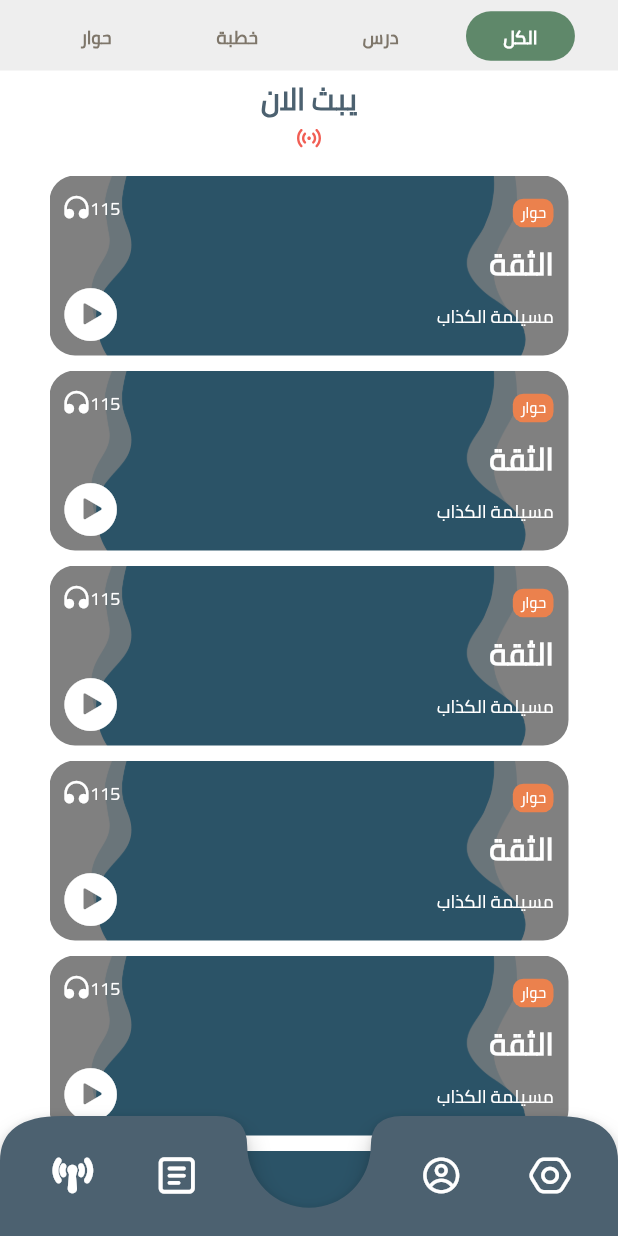
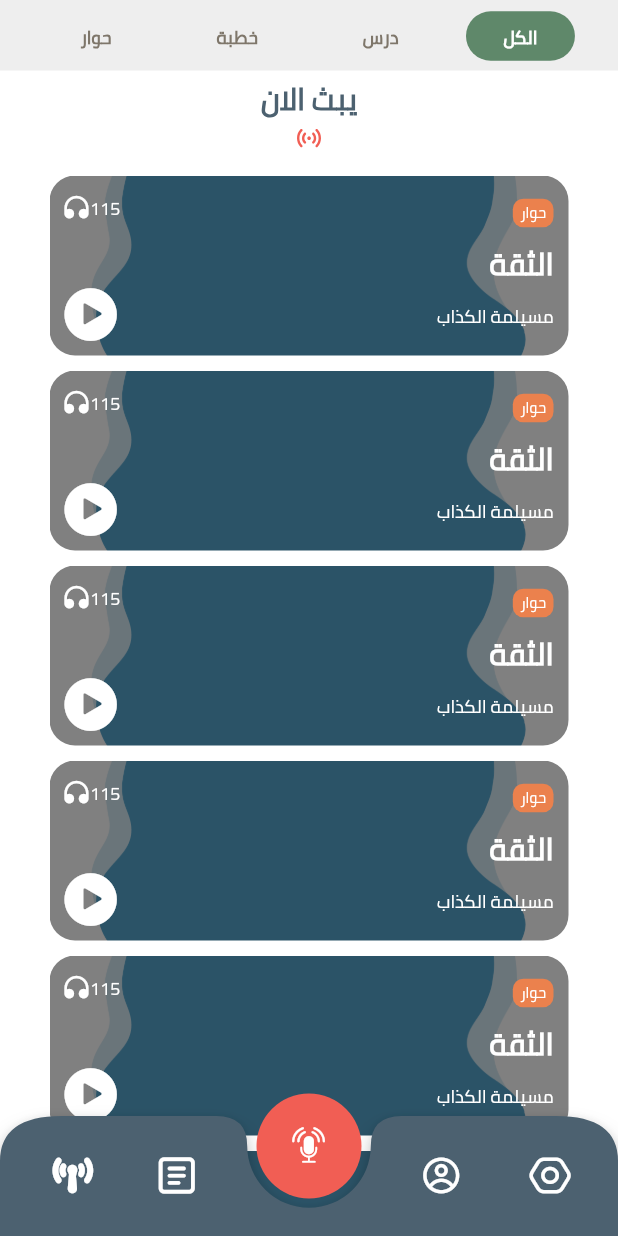
Before and after one commit to Danzo7/minbar, a Flutter app: the screen it shows after launch, on a phone screen of 412 x 824 dp. Run offline on Flutter 3.47's test engine with Material 2 defaults, Android fonts, the phone set to English and light mode, and no system bars; drawn by our look-alikes of auto_size_text, pull_to_refresh, scroll_to_index; our stand-ins replace carousel_slider, flare_flutter, flutter_svg, get_it, marquee, timeago; missing offline and left inert: auto_size_text_field, flutter_sliding_up_panel, snap_scroll_physics.

Commit message:
add comment sheet to broadcast page and more

```diff
--- a/lib/components/screens/broadcast/broadcast_screen.dart
+++ b/lib/components/screens/broadcast/broadcast_screen.dart
@@ -15,7 +15,7 @@ class _BroadcastScreenState extends State<BroadcastScreen> {
   Widget build(BuildContext context) {
     return MinbarScaffold(
       hasBottomNavigationBar: false,
-      body: BroadcastPage(MediaQuery.of(context).size.height),
+      body: BroadcastPage(),
     );
   }
 }
--- a/lib/components/screens/master_screen/master_screen.dart
+++ b/lib/components/screens/master_screen/master_screen.dart
@@ -1,28 +1,87 @@
+import 'package:flutter/cupertino.dart';
 import 'package:flutter/material.dart';
+import 'package:marquee/marquee.dart';
 import 'package:minbar_fl/components/screens/broadcast/Broadcast_page.dart';
+import 'package:minbar_fl/components/screens/master_screen/minbar_bottom_sheet.dart';
 import 'package:minbar_fl/components/theme/default_colors.dart';
 import 'package:minbar_fl/components/theme/default_theme.dart';
 import 'package:minbar_fl/components/widgets/buttons/buttons.dart';
+import 'package:minbar_fl/components/widgets/misc/minbar_scaffold.dart';
+import 'package:minbar_fl/components/widgets/text_play.dart';
 import 'package:minbar_fl/misc/page_navigation.dart';
 
 import 'pages/pages.dart';
 export 'pages/pages.dart';
 
 class MasterScreen extends StatelessWidget {
-  const MasterScreen({Key? key}) : super(key: key);
+  final MinbarBottomSheetController controller = MinbarBottomSheetController();
 
+  MasterScreen({Key? key}) : super(key: key);
   Widget build(BuildContext context) {
-    return Stack(
-      children: [
-        Scaffold(
-          body: PageNavigation(pages: {
+    return MinbarScaffold(
+      hasDrawer: true,
+      body: Stack(
+        alignment: AlignmentDirectional.bottomCenter,
+        children: [
+          PageNavigation(pages: {
             BroadcastsPage.route: BroadcastsPage(),
             HomePage.route: HomePage(),
             ProfilePage.route: ProfilePage(),
             SettingsScreen.route: SettingsScreen(),
           }),
-        ),
-      ],
+          startBroadcasting(),
+          MinbarBottomSheet(
+            radiusWhenNotExpanded: 44,
+            allowSlideInExpanded: false,
+            controller: controller,
+            child: BroadcastPage(controller: controller),
+            minHeight: 500,
+          )
+        ],
+      ),
     );
   }
+
+  Container currentlyListeningField() {
+    return Container(
+      alignment: Alignment.bottomCenter,
+      padding: const EdgeInsets.only(bottom: 30),
+      child: Wrap(
+        children: [
+          FlatIconButton(
+            backgroundColor: DColors.blueGray,
+            icon: Icon(SodaIcons.listening, size: 24, color: DColors.white),
+            onTap: () => {},
+          ),
+          Column(mainAxisAlignment: MainAxisAlignment.end, children: [
+            TextPlay(
+                textAlign: TextAlign.center,
+                minFontSize: 10,
+                marquee: Marquee(
+                  showFadingOnlyWhenScrolling: true,
+                  fadingEdgeEndFraction: 0.1,
+                  text: "سوء الضنا الضنا الضنا",
+                  style: TextStyle(color: DColors.white, fontSize: 12),
+                  blankSpace: 50,
+                  velocity: 20.0,
+                )),
+            Divider(
+              color: DColors.white,
+              thickness: 2,
+            )
+          ])
+        ],
+      ),
+    );
+  }
+
+  Container startBroadcasting() {
+    return Container(
+        alignment: Alignment.bottomCenter,
+        padding: EdgeInsets.only(bottom: 25),
+        child: FlatIconButton(
+            onTap: () => controller.show(),
+            icon: Icon(SodaIcons.broadcast, size: 24, color: DColors.white),
+            backgroundColor: DColors.sadRed));
+  }
 }
--- a/lib/components/screens/master_screen/pages/broadcasts/broadcasts_page.dart
+++ b/lib/components/screens/master_screen/pages/broadcasts/broadcasts_page.dart
@@ -104,7 +104,7 @@ class _BroadcastsPageState extends State<BroadcastsPage> {
                     .map((e) => Container(
                         height: 113, width: 265, child: BroadcastBox(e)))
                     .toList()),
-            title: Text("الاكثر تفاعلا", style: DTextStyle.bg20s),
+            title: Text("الاكثر استماعا", style: DTextStyle.bg20s),
             minHeight: 0,
             maxHeight: 173,
           ),
@@ -138,5 +138,4 @@ class _BroadcastsPageState extends State<BroadcastsPage> {
       ),
     );
   }
-
 }
--- a/lib/components/screens/master_screen/pages/home/home_page.dart
+++ b/lib/components/screens/master_screen/pages/home/home_page.dart
@@ -43,7 +43,7 @@ class HomePage extends StatelessWidget {
                         .map((e) => Container(
                             height: 113, width: 265, child: BroadcastBox(e)))
                         .toList()),
-                title: Text("الاكثر تفاعلا", style: DTextStyle.bg20s),
+                title: Text("يبث الان", style: DTextStyle.bg20s),
                 minHeight: 0,
                 maxHeight: 173,
               ),
--- a/lib/components/widgets/misc/minbar_scaffold.dart
+++ b/lib/components/widgets/misc/minbar_scaffold.dart
@@ -18,7 +18,7 @@ class MinbarScaffold extends StatelessWidget {
       required this.body,
       this.withSafeArea = true,
       this.hasBottomNavigationBar = false,
-      this.hasDrawer = true,
+      this.hasDrawer = false,
       this.navigationBar})
       : super(key: key);
 
--- a/lib/core/services/service_locator.dart
+++ b/lib/core/services/service_locator.dart
@@ -7,8 +7,5 @@ final GetIt app = GetIt.instance;
 
 /// Adds the services to the [app] service locator.
 void setupServices() {
-  app
-    ..registerLazySingleton(
-      () => MinbarNavigator(),
-    );
+  app..registerLazySingleton(() => MinbarNavigator());
 }
--- a/lib/minbar_app.dart
+++ b/lib/minbar_app.dart
@@ -4,7 +4,6 @@ import 'package:minbar_fl/components/screens/screens.dart';
 import 'package:minbar_fl/components/theme/default_theme.dart';
 import 'package:minbar_fl/misc/navigation.dart';
 import 'package:pull_to_refresh/pull_to_refresh.dart';
-
 import 'core/services/service_locator.dart';
 
 class MinbarApp extends StatelessWidget {
--- a/lib/misc/navigation.dart
+++ b/lib/misc/navigation.dart
@@ -33,6 +33,9 @@ class MinbarNavigator {
       },
     );
   }
+
+  Future navigateTo<TO extends Object?>(BuildContext context, int index) =>
+      Pager.navigateTo(context, index);
 
   void pushNamed(
     String route, {
--- a/lib/misc/page_navigation.dart
+++ b/lib/misc/page_navigation.dart
@@ -1,6 +1,4 @@
 import 'package:flutter/material.dart';
-import 'package:minbar_fl/components/widgets/NavgationBar/navigation_bar.dart';
-import 'package:minbar_fl/components/widgets/NavgationBar/navigation_item.dart';
 import 'package:minbar_fl/components/widgets/misc/minbar_scaffold.dart';
 
 class PageNavigation extends StatefulWidget {
@@ -33,7 +31,6 @@ class _PageNavigationState extends State<PageNavigation> {
     return MinbarScaffold(
         withSafeArea: true,
         hasBottomNavigationBar: true,
-        hasDrawer: false,
         body: PageView(
           onPageChanged: widget.onPageChanged,
           controller: controller,
@@ -45,6 +42,7 @@ class _PageNavigationState extends State<PageNavigation> {
 
 class Pager {
   static List<_PageNavigationState> _actors = [];
+
   static PageController pushActor(_PageNavigationState actor) {
     PageController _controller = PageController(initialPage: 0);
     _actors.add(actor);
--- a/pubspec.yaml
+++ b/pubspec.yaml
@@ -48,6 +48,7 @@ dependencies:
   scroll_to_index: ^2.1.0
   get_it: ^7.2.0
   flutter_sliding_up_panel: ^2.0.1
+  auto_size_text_field: ^1.0.1
 dev_dependencies:
   flutter_lints: ^1.0.0
   flutter_test:
```
Also changed, not shown: lib/components/screens/broadcast/Broadcast_page.dart (+147 -40 lines), lib/components/screens/master_screen/minbar_bottom_sheet.dart (+6 -6 lines), pubspec.lock.
